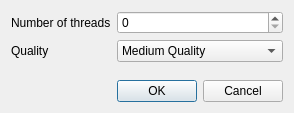
First picture: the form in ui/ui/resources/designer_files/options.ui, repository AeroNotix/pdftotif, before the edit.
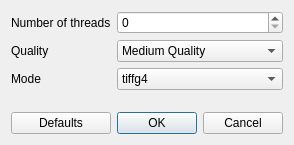
Second picture: the form after the edit.

Commit message: Added default clicker in options dlg

Patch:
```diff
--- a/ui/ui/resources/designer_files/options.ui
+++ b/ui/ui/resources/designer_files/options.ui
@@ -6,24 +6,14 @@
    <rect>
     <x>0</x>
     <y>0</y>
-    <width>270</width>
-    <height>113</height>
+    <width>288</width>
+    <height>145</height>
    </rect>
   </property>
   <property name="windowTitle">
    <string>Dialog</string>
   </property>
   <layout class="QGridLayout" name="gridLayout">
-   <item row="3" column="1">
-    <widget class="QDialogButtonBox" name="buttonBox">
-     <property name="orientation">
-      <enum>Qt::Horizontal</enum>
-     </property>
-     <property name="standardButtons">
-      <set>QDialogButtonBox::Cancel|QDialogButtonBox::Ok</set>
-     </property>
-    </widget>
-   </item>
    <item row="0" column="0">
     <widget class="QLabel" name="label">
      <property name="text">
@@ -31,19 +21,6 @@
      </property>
     </widget>
    </item>
-   <item row="2" column="1">
-    <spacer name="verticalSpacer">
-     <property name="orientation">
-      <enum>Qt::Vertical</enum>
-     </property>
-     <property name="sizeHint" stdset="0">
-      <size>
-       <width>20</width>
-       <height>40</height>
-      </size>
-     </property>
-    </spacer>
-   </item>
    <item row="0" column="1">
     <widget class="QSpinBox" name="spinBox">
      <property name="maximum">
@@ -88,6 +65,78 @@
      <property name="text">
       <string>Quality</string>
      </property>
+     <property name="buddy">
+      <cstring>cmb_Quality</cstring>
+     </property>
+    </widget>
+   </item>
+   <item row="2" column="0">
+    <widget class="QLabel" name="label_3">
+     <property name="text">
+      <string>Mode</string>
+     </property>
+    </widget>
+   </item>
+   <item row="2" column="1">
+    <widget class="QComboBox" name="cmb_Mode">
+     <property name="currentIndex">
+      <number>2</number>
+     </property>
+     <item>
+      <property name="text">
+       <string>tiffcrle</string>
+      </property>
+     </item>
+     <item>
+      <property name="text">
+       <string>tiffg3</string>
+      </property>
+     </item>
+     <item>
+      <property name="text">
+       <string>tiffg4</string>
+      </property>
+     </item>
+     <item>
+      <property name="text">
+       <string>tifflzw</string>
+      </property>
+     </item>
+     <item>
+      <property name="text">
+       <string>tiffpack</string>
+      </property>
+     </item>
+    </widget>
+   </item>
+   <item row="4" column="1">
+    <spacer name="verticalSpacer">
+     <property name="orientation">
+      <enum>Qt::Vertical</enum>
+     </property>
+     <property name="sizeHint" stdset="0">
+      <size>
+       <width>20</width>
+       <height>40</height>
+      </size>
+     </property>
+    </spacer>
+   </item>
+   <item row="5" column="1">
+    <widget class="QDialogButtonBox" name="buttonBox">
+     <property name="orientation">
+      <enum>Qt::Horizontal</enum>
+     </property>
+     <property name="standardButtons">
+      <set>QDialogButtonBox::Cancel|QDialogButtonBox::Ok</set>
+     </property>
+    </widget>
+   </item>
+   <item row="5" column="0">
+    <widget class="QPushButton" name="pushButton">
+     <property name="text">
+      <string>Defaults</string>
+     </property>
     </widget>
    </item>
   </layout>
```
Left out of the diff: 38 changed lines with no effect on the pictures. The commit also changes 3 other files.
